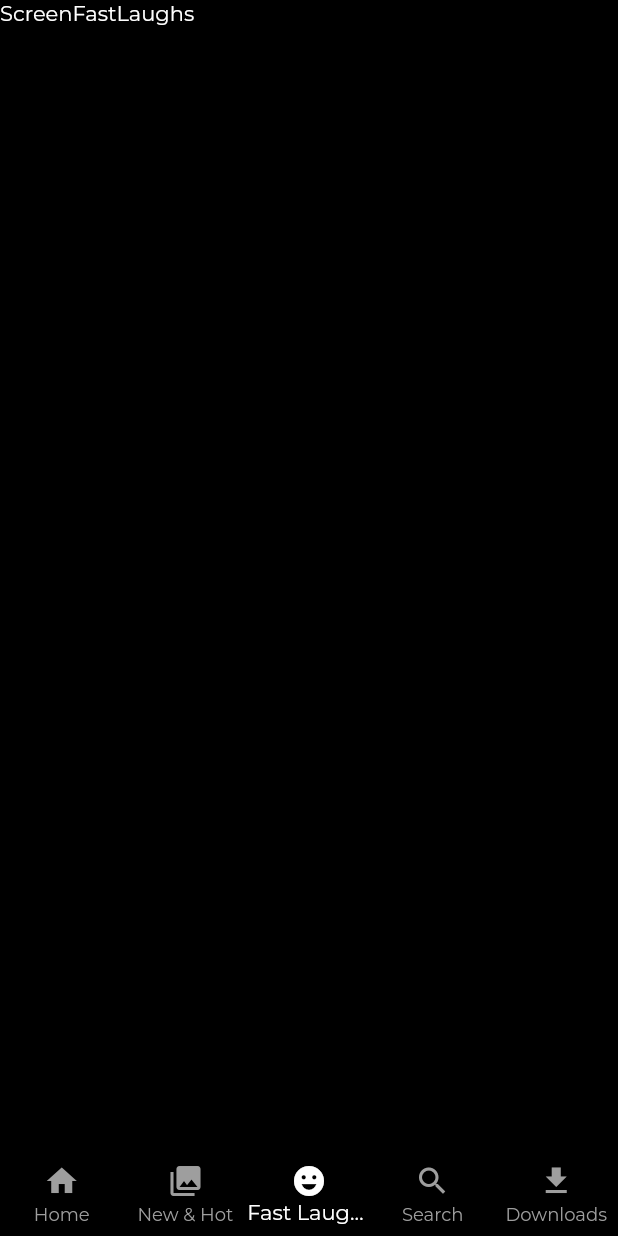
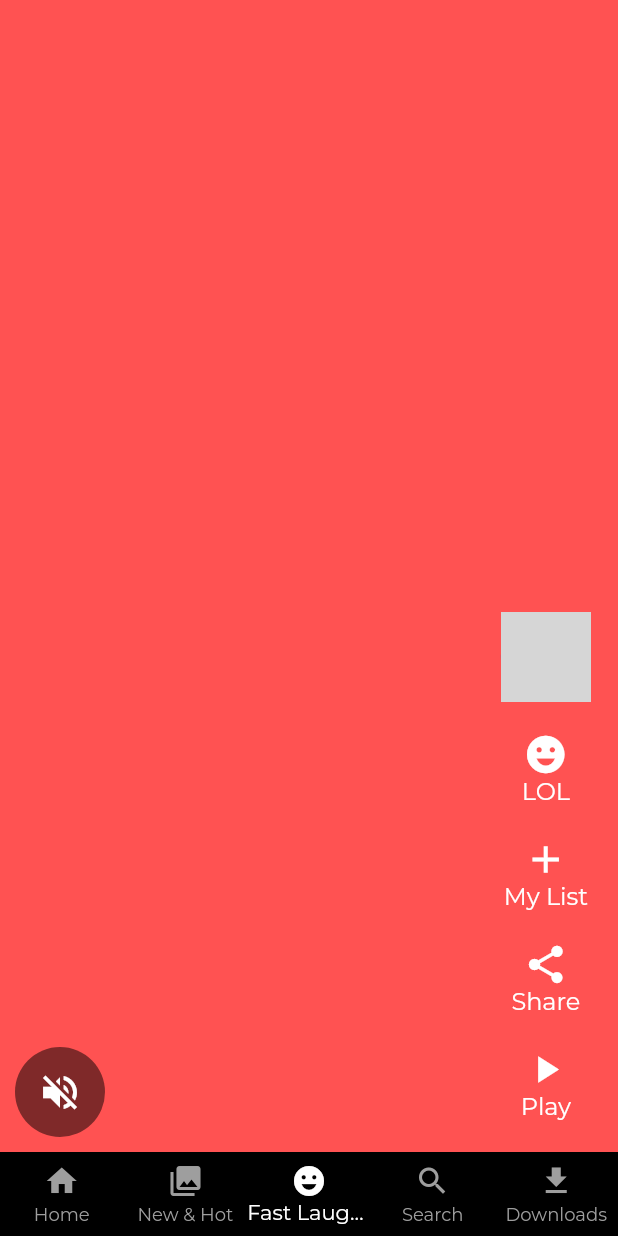
Before and after one commit to safadtm/Netflix_app_flutter, a Flutter app: the screen it shows after launch, item 3 of the bottom bar chosen, on a phone screen of 412 x 824 dp. Run offline on Flutter 3.47's test engine with Material 2 defaults, Android fonts, the phone set to English and light mode, and no system bars; our stand-ins replace google_fonts; network calls fail; grey boxes are pictures that could not be loaded.

Commit message:
Screen Fast & Laughs UI with dummy data done

```diff
--- a/lib/presentation/fast_laughs/screen_fast_laughs.dart
+++ b/lib/presentation/fast_laughs/screen_fast_laughs.dart
@@ -1,4 +1,5 @@
 import 'package:flutter/material.dart';
+import 'package:netflix_app/presentation/fast_laughs/widgets/video_list_item.dart';
 
 class ScreenFastLaughs extends StatelessWidget {
   const ScreenFastLaughs({super.key});
@@ -6,7 +7,19 @@ class ScreenFastLaughs extends StatelessWidget {
   @override
   Widget build(BuildContext context) {
     return Scaffold(
-      body: Text('ScreenFastLaughs'),
+      body: SafeArea(
+        child: PageView(
+          scrollDirection: Axis.vertical,
+          children: List.generate(
+            10,
+            (index) {
+              return VideoListItem(
+                index: index,
+              );
+            },
+          ),
+        ),
+      ),
     );
   }
 }
--- /dev/null
+++ b/lib/presentation/fast_laughs/widgets/video_list_item.dart
@@ -0,0 +1,98 @@
+import 'package:flutter/material.dart';
+import 'package:netflix_app/core/colors/colors.dart';
+
+class VideoListItem extends StatelessWidget {
+  final int index;
+  const VideoListItem({super.key, required this.index});
+
+  @override
+  Widget build(BuildContext context) {
+    return Stack(
+      children: [
+        Container(
+          color: Colors.accents[index % Colors.accents.length],
+        ),
+        Align(
+          alignment: Alignment.bottomCenter,
+          child: Padding(
+            padding: const EdgeInsets.symmetric(horizontal: 10, vertical: 10),
+            child: Row(
+              crossAxisAlignment: CrossAxisAlignment.end,
+              mainAxisAlignment: MainAxisAlignment.spaceBetween,
+              children: [
+                //LeftSide
+                CircleAvatar(
+                  radius: 30,
+                  backgroundColor: Colors.black.withOpacity(0.5),
+                  child: IconButton(
+                    onPressed: () {},
+                    icon: const Icon(
+                      Icons.volume_off,
+                      color: kWhiteColor,
+                      size: 30,
+                    ),
+                  ),
+                ),
+                //RightSide
+                Column(
+                  mainAxisAlignment: MainAxisAlignment.end,
+                  children: const [
+                    Padding(
+                      padding: EdgeInsets.symmetric(vertical: 10),
+                      child: CircleAvatar(
+                        radius: 30,
+                        backgroundImage: NetworkImage(
+                            'https://image.tmdb.org/t/p/original/wigZBAmNrIhxp2FNGOROUAeHvdh.jpg'),
+                      ),
+                    ),
+                    VideoActionWidget(icon: Icons.emoji_emotions, title: 'LOL'),
+                    VideoActionWidget(icon: Icons.add, title: 'My List'),
+                    VideoActionWidget(icon: Icons.share, title: 'Share'),
+                    VideoActionWidget(icon: Icons.play_arrow, title: 'Play'),
+                  ],
+                ),
+              ],
+            ),
+          ),
+        ),
+      ],
+    );
+  }
+}
+
+class VideoActionWidget extends StatelessWidget {
+  final IconData icon;
+  final String title;
+
+  const VideoActionWidget({
+    super.key,
+    required this.icon,
+    required this.title,
+  });
+
+  @override
+  Widget build(BuildContext context) {
+    return Padding(
+      padding: const EdgeInsets.symmetric(
+        vertical: 10,
+        horizontal: 10,
+      ),
+      child: Column(
+        children: [
+          Icon(
+            icon,
+            color: kWhiteColor,
+            size: 30,
+          ),
+          Text(
+            title,
+            style: TextStyle(
+              color: kWhiteColor,
+              fontSize: 16,
+            ),
+          ),
+        ],
+      ),
+    );
+  }
+}
```
Also changed, not shown: 1 other file.
